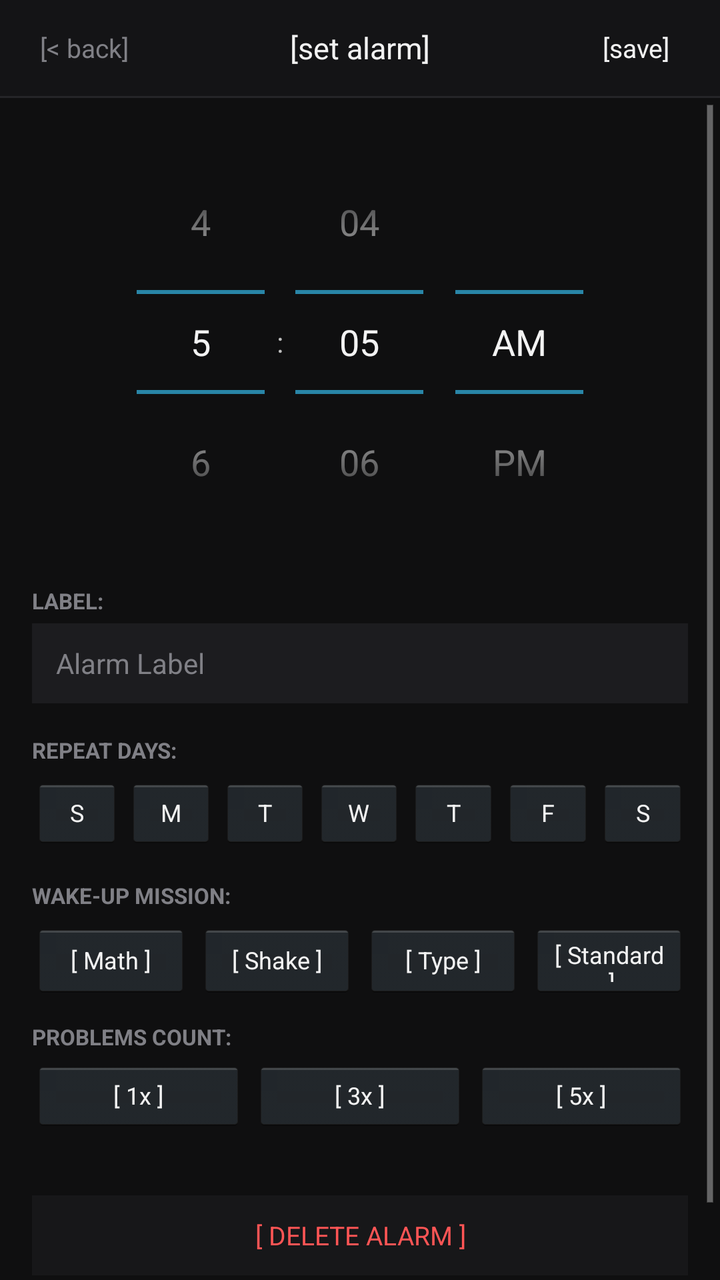
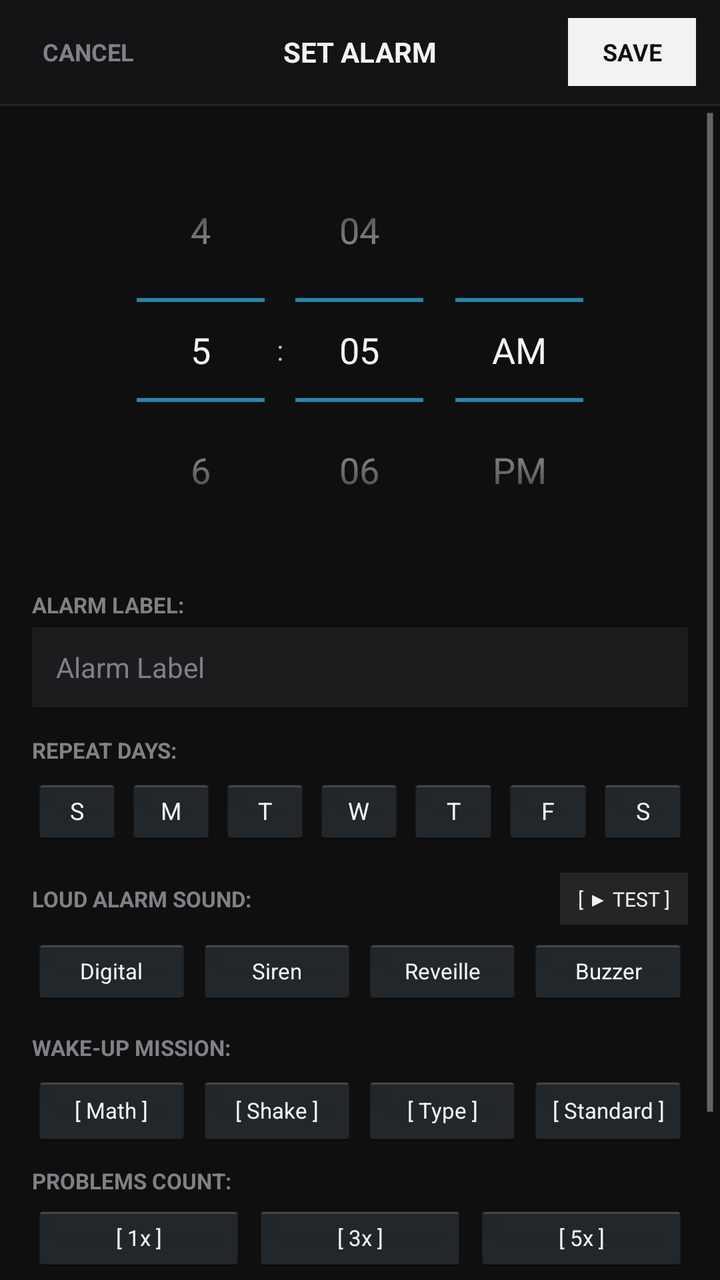

Two renders of the same Android screen: before a commit and after it. Below are the layout's source before the change and the commit's diff.
<!-- AndroidManifest.xml: application theme AppTheme -->
<!-- res/layout/activity_alarm_editor.xml -->
<?xml version="1.0" encoding="utf-8"?>
<LinearLayout xmlns:android="http://schemas.android.com/apk/res/android"
    android:id="@+id/editorRoot"
    android:layout_width="match_parent"
    android:layout_height="match_parent"
    android:orientation="vertical"
    android:background="@color/bg">

    
    <LinearLayout
        android:layout_width="match_parent"
        android:layout_height="48dp"
        android:orientation="horizontal"
        android:gravity="center_vertical"
        android:background="@color/header_bg"
        android:paddingLeft="10dp"
        android:paddingRight="10dp">

        <Button
            android:id="@+id/btnBack"
            android:layout_width="wrap_content"
            android:layout_height="32dp"
            android:text="[&lt; back]"
            android:background="@null"
            android:textColor="@color/text_secondary"
            android:textSize="13sp"/>

        <TextView
            android:layout_width="0dp"
            android:layout_height="wrap_content"
            android:layout_weight="1"
            android:text="[set alarm]"
            android:textColor="@color/text_primary"
            android:textSize="15sp"
            android:gravity="center"/>

        <Button
            android:id="@+id/btnSave"
            android:layout_width="wrap_content"
            android:layout_height="32dp"
            android:text="[save]"
            android:background="@null"
            android:textColor="@color/text_primary"
            android:textSize="13sp"/>
    </LinearLayout>

    <View
        android:layout_width="match_parent"
        android:layout_height="1dp"
        android:background="@color/divider" />

    <ScrollView
        android:layout_width="match_parent"
        android:layout_height="match_parent"
        android:fillViewport="true">

        <LinearLayout
            android:layout_width="match_parent"
            android:layout_height="wrap_content"
            android:orientation="vertical"
            android:padding="16dp">

            
            <TimePicker
                android:id="@+id/timePicker"
                android:layout_width="wrap_content"
                android:layout_height="wrap_content"
                android:layout_gravity="center_horizontal"
                android:layout_marginBottom="16dp" />

            
            <TextView
                android:layout_width="wrap_content"
                android:layout_height="wrap_content"
                android:text="LABEL:"
                android:textColor="@color/text_secondary"
                android:textSize="11sp"
                android:textStyle="bold"
                android:layout_marginBottom="4dp" />

            <EditText
                android:id="@+id/etLabel"
                android:layout_width="match_parent"
                android:layout_height="40dp"
                android:background="@color/input_bg"
                android:textColor="@color/text_primary"
                android:hint="Alarm Label"
                android:textColorHint="@color/text_secondary"
                android:paddingLeft="12dp"
                android:paddingRight="12dp"
                android:singleLine="true"
                android:textSize="14sp"
                android:layout_marginBottom="16dp" />

            
            <TextView
                android:layout_width="wrap_content"
                android:layout_height="wrap_content"
                android:text="REPEAT DAYS:"
                android:textColor="@color/text_secondary"
                android:textSize="11sp"
                android:textStyle="bold"
                android:layout_marginBottom="6dp" />

            <LinearLayout
                android:layout_width="match_parent"
                android:layout_height="36dp"
                android:orientation="horizontal"
                android:layout_marginBottom="16dp">

                <Button android:id="@+id/btnDaySun" android:layout_width="0dp" android:layout_height="match_parent" android:layout_weight="1" android:text="S" android:textSize="12sp" android:layout_marginRight="2dp"/>
                <Button android:id="@+id/btnDayMon" android:layout_width="0dp" android:layout_height="match_parent" android:layout_weight="1" android:text="M" android:textSize="12sp" android:layout_marginRight="2dp"/>
                <Button android:id="@+id/btnDayTue" android:layout_width="0dp" android:layout_height="match_parent" android:layout_weight="1" android:text="T" android:textSize="12sp" android:layout_marginRight="2dp"/>
                <Button android:id="@+id/btnDayWed" android:layout_width="0dp" android:layout_height="match_parent" android:layout_weight="1" android:text="W" android:textSize="12sp" android:layout_marginRight="2dp"/>
                <Button android:id="@+id/btnDayThu" android:layout_width="0dp" android:layout_height="match_parent" android:layout_weight="1" android:text="T" android:textSize="12sp" android:layout_marginRight="2dp"/>
                <Button android:id="@+id/btnDayFri" android:layout_width="0dp" android:layout_height="match_parent" android:layout_weight="1" android:text="F" android:textSize="12sp" android:layout_marginRight="2dp"/>
                <Button android:id="@+id/btnDaySat" android:layout_width="0dp" android:layout_height="match_parent" android:layout_weight="1" android:text="S" android:textSize="12sp"/>
            </LinearLayout>

            
            <TextView
                android:layout_width="wrap_content"
                android:layout_height="wrap_content"
                android:text="WAKE-UP MISSION:"
                android:textColor="@color/text_secondary"
                android:textSize="11sp"
                android:textStyle="bold"
                android:layout_marginBottom="6dp" />

            <LinearLayout
                android:layout_width="match_parent"
                android:layout_height="38dp"
                android:orientation="horizontal"
                android:layout_marginBottom="12dp">

                <Button android:id="@+id/btnMissionMath" android:layout_width="0dp" android:layout_height="match_parent" android:layout_weight="1" android:text="[ Math ]" android:textSize="12sp" android:layout_marginRight="4dp"/>
                <Button android:id="@+id/btnMissionShake" android:layout_width="0dp" android:layout_height="match_parent" android:layout_weight="1" android:text="[ Shake ]" android:textSize="12sp" android:layout_marginRight="4dp"/>
                <Button android:id="@+id/btnMissionTyping" android:layout_width="0dp" android:layout_height="match_parent" android:layout_weight="1" android:text="[ Type ]" android:textSize="12sp" android:layout_marginRight="4dp"/>
                <Button android:id="@+id/btnMissionNormal" android:layout_width="0dp" android:layout_height="match_parent" android:layout_weight="1" android:text="[ Standard ]" android:textSize="12sp"/>
            </LinearLayout>

            
            <LinearLayout
                android:id="@+id/countContainer"
                android:layout_width="match_parent"
                android:layout_height="wrap_content"
                android:orientation="vertical"
                android:layout_marginBottom="16dp">

                <TextView
                    android:id="@+id/tvCountLabel"
                    android:layout_width="wrap_content"
                    android:layout_height="wrap_content"
                    android:text="PROBLEMS COUNT:"
                    android:textColor="@color/text_secondary"
                    android:textSize="11sp"
                    android:textStyle="bold"
                    android:layout_marginBottom="4dp" />

                <LinearLayout
                    android:layout_width="match_parent"
                    android:layout_height="36dp"
                    android:orientation="horizontal">

                    <Button android:id="@+id/btnCount1" android:layout_width="0dp" android:layout_height="match_parent" android:layout_weight="1" android:text="[ 1x ]" android:textSize="12sp" android:layout_marginRight="4dp"/>
                    <Button android:id="@+id/btnCount3" android:layout_width="0dp" android:layout_height="match_parent" android:layout_weight="1" android:text="[ 3x ]" android:textSize="12sp" android:layout_marginRight="4dp"/>
                    <Button android:id="@+id/btnCount5" android:layout_width="0dp" android:layout_height="match_parent" android:layout_weight="1" android:text="[ 5x ]" android:textSize="12sp"/>
                </LinearLayout>
            </LinearLayout>

            
            <Button
                android:id="@+id/btnDelete"
                android:layout_width="match_parent"
                android:layout_height="40dp"
                android:text="[ DELETE ALARM ]"
                android:textColor="#FF5555"
                android:background="@color/surface"
                android:textSize="13sp"
                android:layout_marginTop="16dp"
                android:layout_marginBottom="24dp" />

        </LinearLayout>
    </ScrollView>

</LinearLayout>
<!-- resources referenced by this layout -->
<resources>
  <color name="bg">#0F0F10</color>
  <color name="divider">#252528</color>
  <color name="header_bg">#141416</color>
  <color name="input_bg">#1C1C1F</color>
  <color name="surface">#171719</color>
  <color name="text_primary">#F2F2F2</color>
  <color name="text_secondary">#808086</color>
  <style name="AppTheme" parent="@android:style/Theme.Holo.NoActionBar">
          <item name="android:windowBackground">@color/bg</item>
          <item name="android:colorBackground">@color/bg</item>
      </style>
</resources>

<!-- the commit's change to res/layout/activity_alarm_editor.xml (unified diff, before → after) -->
@@ -7,48 +7,54 @@
     android:background="@color/bg">
 
     
-    <LinearLayout
+    <RelativeLayout
         android:layout_width="match_parent"
-        android:layout_height="48dp"
-        android:orientation="horizontal"
-        android:gravity="center_vertical"
+        android:layout_height="52dp"
         android:background="@color/header_bg"
-        android:paddingLeft="10dp"
-        android:paddingRight="10dp">
+        android:paddingLeft="12dp"
+        android:paddingRight="12dp">
 
         <Button
-            android:id="@+id/btnBack"
+            android:id="@+id/btnCancel"
             android:layout_width="wrap_content"
-            android:layout_height="32dp"
-            android:text="[&lt; back]"
-            android:background="@null"
+            android:layout_height="34dp"
+            android:layout_alignParentLeft="true"
+            android:layout_centerVertical="true"
+            android:text="CANCEL"
             android:textColor="@color/text_secondary"
-            android:textSize="13sp"/>
+            android:background="@android:color/transparent"
+            android:textSize="12sp"
+            android:textStyle="bold" />
 
         <TextView
-            android:layout_width="0dp"
+            android:id="@+id/tvEditorTitle"
+            android:layout_width="wrap_content"
             android:layout_height="wrap_content"
-            android:layout_weight="1"
-            android:text="[set alarm]"
+            android:layout_centerInParent="true"
+            android:text="SET ALARM"
             android:textColor="@color/text_primary"
-            android:textSize="15sp"
-            android:gravity="center"/>
+            android:textSize="14sp"
+            android:textStyle="bold" />
 
         <Button
             android:id="@+id/btnSave"
             android:layout_width="wrap_content"
-            android:layout_height="32dp"
-            android:text="[save]"
-            android:background="@null"
-            android:textColor="@color/text_primary"
-            android:textSize="13sp"/>
-    </LinearLayout>
+            android:layout_height="34dp"
+            android:layout_alignParentRight="true"
+            android:layout_centerVertical="true"
+            android:text="SAVE"
+            android:textColor="@color/bg"
+            android:background="@color/text_primary"
+            android:textSize="12sp"
+            android:textStyle="bold" />
+    </RelativeLayout>
 
     <View
         android:layout_width="match_parent"
         android:layout_height="1dp"
         android:background="@color/divider" />
 
+    
     <ScrollView
         android:layout_width="match_parent"
         android:layout_height="match_parent"
@@ -66,13 +72,13 @@
                 android:layout_width="wrap_content"
                 android:layout_height="wrap_content"
                 android:layout_gravity="center_horizontal"
-                android:layout_marginBottom="16dp" />
+                android:layout_marginBottom="14dp" />
 
             
             <TextView
                 android:layout_width="wrap_content"
                 android:layout_height="wrap_content"
-                android:text="LABEL:"
+                android:text="ALARM LABEL:"
                 android:textColor="@color/text_secondary"
                 android:textSize="11sp"
                 android:textStyle="bold"
@@ -90,7 +96,7 @@
                 android:paddingRight="12dp"
                 android:singleLine="true"
                 android:textSize="14sp"
-                android:layout_marginBottom="16dp" />
+                android:layout_marginBottom="14dp" />
 
             
             <TextView
@@ -104,9 +110,9 @@
 
             <LinearLayout
                 android:layout_width="match_parent"
-                android:layout_height="36dp"
-                android:orientation="horizontal"
-                android:layout_marginBottom="16dp">
+                android:layout_height="34dp"
+                android:orientation="horizontal"
+                android:layout_marginBottom="14dp">
 
                 <Button android:id="@+id/btnDaySun" android:layout_width="0dp" android:layout_height="match_parent" android:layout_weight="1" android:text="S" android:textSize="12sp" android:layout_marginRight="2dp"/>
                 <Button android:id="@+id/btnDayMon" android:layout_width="0dp" android:layout_height="match_parent" android:layout_weight="1" android:text="M" android:textSize="12sp" android:layout_marginRight="2dp"/>
@@ -118,6 +124,47 @@
             </LinearLayout>
 
             
+            <LinearLayout
+                android:layout_width="match_parent"
+                android:layout_height="wrap_content"
+                android:orientation="horizontal"
+                android:gravity="center_vertical"
+                android:layout_marginBottom="6dp">
+
+                <TextView
+                    android:layout_width="0dp"
+                    android:layout_height="wrap_content"
+                    android:layout_weight="1"
+                    android:text="LOUD ALARM SOUND:"
+                    android:textColor="@color/text_secondary"
+                    android:textSize="11sp"
+                    android:textStyle="bold" />
+
+                <Button
+                    android:id="@+id/btnTestSound"
+                    android:layout_width="wrap_content"
+                    android:layout_height="26dp"
+                    android:text="[ ▶ TEST ]"
+                    android:textSize="10sp"
+                    android:textColor="@color/text_primary"
+                    android:background="@color/divider"
+                    android:paddingLeft="8dp"
+                    android:paddingRight="8dp" />
+            </LinearLayout>
+
+            <LinearLayout
+                android:layout_width="match_parent"
+                android:layout_height="34dp"
+                android:orientation="horizontal"
+                android:layout_marginBottom="14dp">
+
+                <Button android:id="@+id/btnSoundDigital" android:layout_width="0dp" android:layout_height="match_parent" android:layout_weight="1" android:text="Digital" android:textSize="11sp" android:layout_marginRight="3dp"/>
+                <Button android:id="@+id/btnSoundSiren" android:layout_width="0dp" android:layout_height="match_parent" android:layout_weight="1" android:text="Siren" android:textSize="11sp" android:layout_marginRight="3dp"/>
+                <Button android:id="@+id/btnSoundReveille" android:layout_width="0dp" android:layout_height="match_parent" android:layout_weight="1" android:text="Reveille" android:textSize="11sp" android:layout_marginRight="3dp"/>
+                <Button android:id="@+id/btnSoundBuzzer" android:layout_width="0dp" android:layout_height="match_parent" android:layout_weight="1" android:text="Buzzer" android:textSize="11sp"/>
+            </LinearLayout>
+
+            
             <TextView
                 android:layout_width="wrap_content"
                 android:layout_height="wrap_content"
@@ -129,14 +176,14 @@
 
             <LinearLayout
                 android:layout_width="match_parent"
-                android:layout_height="38dp"
-                android:orientation="horizontal"
-                android:layout_marginBottom="12dp">
-
-                <Button android:id="@+id/btnMissionMath" android:layout_width="0dp" android:layout_height="match_parent" android:layout_weight="1" android:text="[ Math ]" android:textSize="12sp" android:layout_marginRight="4dp"/>
-                <Button android:id="@+id/btnMissionShake" android:layout_width="0dp" android:layout_height="match_parent" android:layout_weight="1" android:text="[ Shake ]" android:textSize="12sp" android:layout_marginRight="4dp"/>
-                <Button android:id="@+id/btnMissionTyping" android:layout_width="0dp" android:layout_height="match_parent" android:layout_weight="1" android:text="[ Type ]" android:textSize="12sp" android:layout_marginRight="4dp"/>
-                <Button android:id="@+id/btnMissionNormal" android:layout_width="0dp" android:layout_height="match_parent" android:layout_weight="1" android:text="[ Standard ]" android:textSize="12sp"/>
+                android:layout_height="36dp"
+                android:orientation="horizontal"
+                android:layout_marginBottom="10dp">
+
+                <Button android:id="@+id/btnMissionMath" android:layout_width="0dp" android:layout_height="match_parent" android:layout_weight="1" android:text="[ Math ]" android:textSize="11sp" android:layout_marginRight="3dp"/>
+                <Button android:id="@+id/btnMissionShake" android:layout_width="0dp" android:layout_height="match_parent" android:layout_weight="1" android:text="[ Shake ]" android:textSize="11sp" android:layout_marginRight="3dp"/>
+                <Button android:id="@+id/btnMissionTyping" android:layout_width="0dp" android:layout_height="match_parent" android:layout_weight="1" android:text="[ Type ]" android:textSize="11sp" android:layout_marginRight="3dp"/>
+                <Button android:id="@+id/btnMissionNormal" android:layout_width="0dp" android:layout_height="match_parent" android:layout_weight="1" android:text="[ Standard ]" android:textSize="11sp"/>
             </LinearLayout>
 
             
@@ -145,7 +192,7 @@
                 android:layout_width="match_parent"
                 android:layout_height="wrap_content"
                 android:orientation="vertical"
-                android:layout_marginBottom="16dp">
+                android:layout_marginBottom="14dp">
 
                 <TextView
                     android:id="@+id/tvCountLabel"
@@ -159,12 +206,12 @@
 
                 <LinearLayout
                     android:layout_width="match_parent"
-                    android:layout_height="36dp"
+                    android:layout_height="34dp"
                     android:orientation="horizontal">
 
-                    <Button android:id="@+id/btnCount1" android:layout_width="0dp" android:layout_height="match_parent" android:layout_weight="1" android:text="[ 1x ]" android:textSize="12sp" android:layout_marginRight="4dp"/>
-                    <Button android:id="@+id/btnCount3" android:layout_width="0dp" android:layout_height="match_parent" android:layout_weight="1" android:text="[ 3x ]" android:textSize="12sp" android:layout_marginRight="4dp"/>
-                    <Button android:id="@+id/btnCount5" android:layout_width="0dp" android:layout_height="match_parent" android:layout_weight="1" android:text="[ 5x ]" android:textSize="12sp"/>
+                    <Button android:id="@+id/btnCount1" android:layout_width="0dp" android:layout_height="match_parent" android:layout_weight="1" android:text="[ 1x ]" android:textSize="11sp" android:layout_marginRight="4dp"/>
+                    <Button android:id="@+id/btnCount3" android:layout_width="0dp" android:layout_height="match_parent" android:layout_weight="1" android:text="[ 3x ]" android:textSize="11sp" android:layout_marginRight="4dp"/>
+                    <Button android:id="@+id/btnCount5" android:layout_width="0dp" android:layout_height="match_parent" android:layout_weight="1" android:text="[ 5x ]" android:textSize="11sp"/>
                 </LinearLayout>
             </LinearLayout>
 
@@ -172,13 +219,13 @@
             <Button
                 android:id="@+id/btnDelete"
                 android:layout_width="match_parent"
-                android:layout_height="40dp"
+                android:layout_height="38dp"
                 android:text="[ DELETE ALARM ]"
                 android:textColor="#FF5555"
                 android:background="@color/surface"
-                android:textSize="13sp"
-                android:layout_marginTop="16dp"
-                android:layout_marginBottom="24dp" />
+                android:textSize="12sp"
+                android:layout_marginTop="10dp"
+                android:layout_marginBottom="20dp" />
 
         </LinearLayout>
     </ScrollView>
